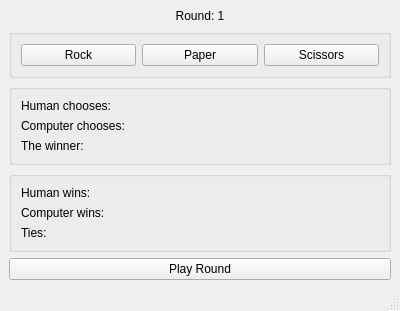
Old version of the form mainwindow.ui in the repository Fullstack-Alchemists-SJSU/Rock-Paper-Scissor-GUI.
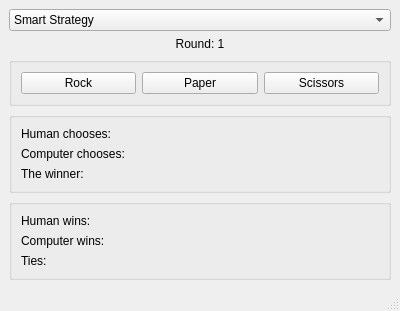
New version of the form.

Commit message: User can decide Strategy and Stats are calculating locally

Patch:
```diff
--- a/mainwindow.ui
+++ b/mainwindow.ui
@@ -15,6 +15,21 @@
   </property>
   <widget class="QWidget" name="centralwidget">
    <layout class="QVBoxLayout" name="verticalLayoutMain">
+   <item>
+    <widget class="QComboBox" name="strategyComboBox">
+     <item>
+      <property name="text">
+       <string>Smart Strategy</string>
+      </property>
+     </item>
+     <item>
+      <property name="text">
+       <string>Random Strategy</string>
+      </property>
+     </item>
+    </widget>
+   </item>
+
     <item>
      <widget class="QLabel" name="labelRound">
       <property name="text">
@@ -124,13 +139,6 @@
         </layout>
         </widget>
         </item>
-        <item>
-             <widget class="QPushButton" name="pushButtonPlayRound">
-              <property name="text">
-               <string>Play Round</string>
-              </property>
-             </widget>
-            </item>
         </layout>
         </widget>
         <widget class="QMenuBar" name="menubar">
```
The commit also changes 8 other files.
